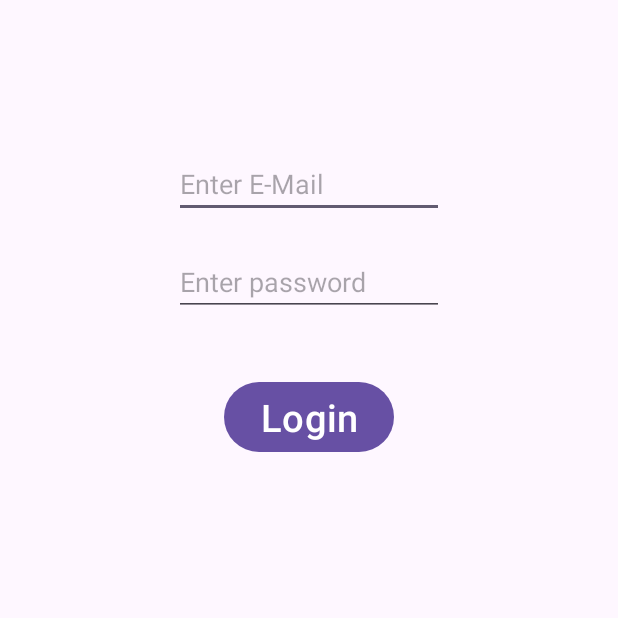
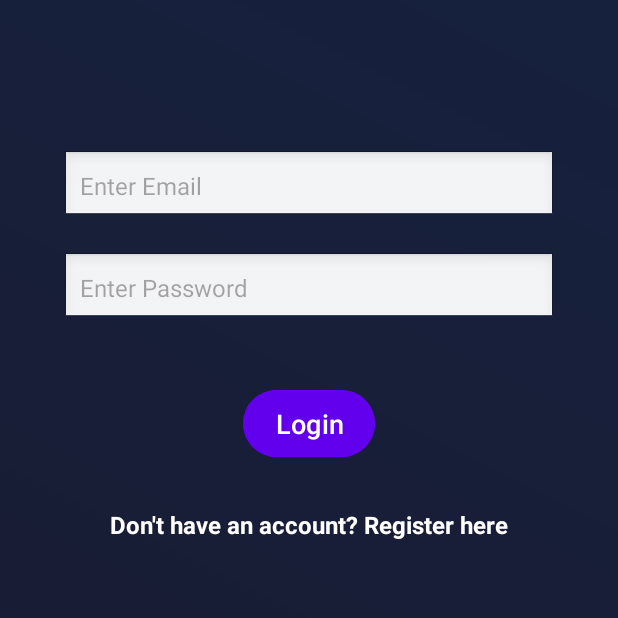
Before and after one commit to Pringnos/bricks, an Android app: the Login screen opened directly, with no data from a screen before it, after a tap on "Login", on a phone screen of 412 x 824 dp, the top half of it. Run offline under Robolectric (Android 15) with nearby library versions, the phone set to English and light mode, and no system bars; our stand-ins replace Firebase (no records; nobody signed in at launch, a user with empty details on screens opened directly).

Commit message:
redesign login with link to register

```diff
--- a/app/src/main/java/com/example/firebase/Login.java
+++ b/app/src/main/java/com/example/firebase/Login.java
@@ -6,6 +6,7 @@ import android.util.Log;
 import android.view.View;
 import android.widget.Button;
 import android.widget.EditText;
+import android.widget.ProgressBar;
 import android.widget.Toast;
 
 import androidx.activity.EdgeToEdge;
@@ -20,72 +21,96 @@ import com.google.android.gms.tasks.Task;
 import com.google.firebase.auth.AuthResult;
 import com.google.firebase.auth.FirebaseAuth;
 import com.google.firebase.auth.FirebaseUser;
+import android.widget.TextView;
 
 public class Login extends AppCompatActivity implements View.OnClickListener {
-    EditText ET, PT;
-    Button SB;
-    private FirebaseAuth mAuth;
+    private EditText emailEditText, passwordEditText;
+    private Button loginButton;
+    private ProgressBar progressBar;
+    private FirebaseAuth firebaseAuth;
+
     @Override
     protected void onCreate(Bundle savedInstanceState) {
         super.onCreate(savedInstanceState);
-        mAuth = FirebaseAuth.getInstance();
+        firebaseAuth = FirebaseAuth.getInstance();
         EdgeToEdge.enable(this);
         setContentView(R.layout.activity_login);
+
+        // UI Initialization
+        emailEditText = findViewById(R.id.emailEditText);
+        passwordEditText = findViewById(R.id.passwordEditText);
+        loginButton = findViewById(R.id.loginButton);
+        progressBar = findViewById(R.id.progressBar);
+
+        TextView registerLink = findViewById(R.id.registerLink);
+        registerLink.setOnClickListener(v -> {
+            // Navigate to the Register activity
+            Intent intent = new Intent(Login.this, Register.class);
+            startActivity(intent);
+        });
+
+        // Set up UI Insets
         ViewCompat.setOnApplyWindowInsetsListener(findViewById(R.id.main), (v, insets) -> {
             Insets systemBars = insets.getInsets(WindowInsetsCompat.Type.systemBars());
             v.setPadding(systemBars.left, systemBars.top, systemBars.right, systemBars.bottom);
             return insets;
         });
-        ET = (EditText) findViewById(R.id.ET);
-        PT = (EditText) findViewById(R.id.PT);
-        SB = (Button) findViewById(R.id.SB);
-        SB.setOnClickListener(this);
+
+        loginButton.setOnClickListener(this);
     }
+
     @Override
     public void onStart() {
         super.onStart();
-        // Check if user is signed in (non-null) and update UI accordingly.
-        FirebaseUser currentUser = mAuth.getCurrentUser();
-        if(currentUser != null){
+        // Check if user is signed in
+        FirebaseUser currentUser = firebaseAuth.getCurrentUser();
+        if (currentUser != null) {
             currentUser.reload();
         }
     }
 
     @Override
     public void onClick(View v) {
-        if (v == SB) {
-            if (ET.getText().toString().isBlank() ||PT.getText().toString().isBlank()) {
-                Toast.makeText(Login.this, "Missing properties.",
-                        Toast.LENGTH_SHORT).show();
+        if (v == loginButton) {
+            handleLogin();
+        }
+    }
+
+    private void handleLogin() {
+        String email = emailEditText.getText().toString().trim();
+        String password = passwordEditText.getText().toString().trim();
+
+        // Input validation
+        if (email.isEmpty() || password.isEmpty()) {
+            Toast.makeText(Login.this, getString(R.string.missing_fields_error), Toast.LENGTH_SHORT).show();
             return;
         }
-            String email = ET.getText().toString();
-            String password = PT.getText().toString();
-            mAuth.signInWithEmailAndPassword(email, password)
-                    .addOnCompleteListener(this, new OnCompleteListener<AuthResult>() {
-                        @Override
-                        public void onComplete(@NonNull Task<AuthResult> task) {
+
+        // Show loading indicator
+        progressBar.setVisibility(View.VISIBLE);
+
+        // Firebase authentication
+        firebaseAuth.signInWithEmailAndPassword(email, password)
+                .addOnCompleteListener(this, task -> {
+                    // Hide loading indicator
+                    progressBar.setVisibility(View.GONE);
+
                     if (task.isSuccessful()) {
-                                // Sign in success, update UI with the signed-in user's information
-
-                                FirebaseUser user = mAuth.getCurrentUser();
+                        FirebaseUser user = firebaseAuth.getCurrentUser();
                         updateUI(user);
                     } else {
-                                // If sign in fails, display a message to the user.
-                                Toast.makeText(Login.this, "Authentication failed.",
+                        Toast.makeText(Login.this, "Authentication failed: " + task.getException().getMessage(),
                                 Toast.LENGTH_SHORT).show();
                         updateUI(null);
                     }
-                        }
                 });
     }
-    }
+
     private void updateUI(FirebaseUser user) {
         if (user != null) {
-            Toast.makeText(Login.this, "Authentication succeeded.",
-                    Toast.LENGTH_SHORT).show();
+            Toast.makeText(Login.this, getString(R.string.login_success), Toast.LENGTH_SHORT).show();
             Intent intent = new Intent(Login.this, MainActivity.class);
-            startActivityForResult(intent,2);
+            startActivity(intent);
         }
     }
 }
--- a/app/src/main/res/layout/activity_login.xml
+++ b/app/src/main/res/layout/activity_login.xml
@@ -1,32 +1,91 @@
 <?xml version="1.0" encoding="utf-8"?>
-<androidx.appcompat.widget.LinearLayoutCompat xmlns:android="http://schemas.android.com/apk/res/android"
+<androidx.constraintlayout.widget.ConstraintLayout xmlns:android="http://schemas.android.com/apk/res/android"
     xmlns:app="http://schemas.android.com/apk/res-auto"
     xmlns:tools="http://schemas.android.com/tools"
     android:id="@+id/main"
     android:layout_width="match_parent"
     android:layout_height="match_parent"
-    tools:context=".Login"
-    android:orientation="vertical">
+    android:padding="16dp"
+    android:background="@drawable/dark_gradient_background"
+    tools:context=".Login">
+
+    <!-- Email Input -->
     <EditText
-        android:layout_width="180dp"
+        android:id="@+id/emailEditText"
+        android:layout_width="0dp"
         android:layout_height="wrap_content"
-        android:id="@+id/ET"
-        android:hint="Enter E-Mail"
-        android:layout_gravity="center"
-        android:layout_marginTop="100dp"/>
+        android:hint="Enter Email"
+        android:inputType="textEmailAddress"
+        android:padding="12dp"
+        android:textSize="16sp"
+        android:background="@android:drawable/edit_text"
+        app:layout_constraintTop_toTopOf="parent"
+        app:layout_constraintStart_toStartOf="parent"
+        app:layout_constraintEnd_toEndOf="parent"
+        app:layout_constraintHorizontal_bias="0.5"
+        android:layout_marginTop="100dp"
+        app:layout_constraintWidth_percent="0.8" />
+
+    <!-- Password Input -->
     <EditText
-        android:layout_width="180dp"
+        android:id="@+id/passwordEditText"
+        android:layout_width="0dp"
         android:layout_height="wrap_content"
-        android:id="@+id/PT"
-        android:hint="Enter password"
-        android:layout_gravity="center"
-        android:layout_marginTop="20dp"/>
+        android:hint="Enter Password"
+        android:inputType="textPassword"
+        android:padding="12dp"
+        android:textSize="16sp"
+        android:background="@android:drawable/edit_text"
+        app:layout_constraintTop_toBottomOf="@id/emailEditText"
+        app:layout_constraintStart_toStartOf="parent"
+        app:layout_constraintEnd_toEndOf="parent"
+        android:layout_marginTop="20dp"
+        app:layout_constraintWidth_percent="0.8" />
+
+    <!-- Login Button -->
     <Button
+        android:id="@+id/loginButton"
         android:layout_width="wrap_content"
         android:layout_height="wrap_content"
         android:text="Login"
-        android:id="@+id/SB"
-        android:layout_marginTop="40dp"
+        android:backgroundTint="@color/purple_500"
+        android:textColor="@android:color/white"
+        android:textSize="18sp"
+        android:paddingHorizontal="20dp"
+        android:paddingVertical="10dp"
+        app:layout_constraintTop_toBottomOf="@id/passwordEditText"
+        app:layout_constraintStart_toStartOf="parent"
+        app:layout_constraintEnd_toEndOf="parent"
+        android:layout_marginTop="40dp" />
+
+    <!-- Progress Bar -->
+    <ProgressBar
+        android:id="@+id/progressBar"
+        android:layout_width="wrap_content"
+        android:layout_height="wrap_content"
+        android:visibility="gone"
+        style="@android:style/Widget.DeviceDefault.Light.ProgressBar"
+        app:layout_constraintTop_toBottomOf="@id/loginButton"
+        app:layout_constraintStart_toStartOf="parent"
+        app:layout_constraintEnd_toEndOf="parent"
+        android:layout_marginTop="20dp" />
+
+    <TextView
+        android:id="@+id/registerLink"
+        android:layout_width="wrap_content"
+        android:layout_height="wrap_content"
+        android:text="Don't have an account? Register here"
+        android:textColor="@android:color/white"
+        android:textSize="16sp"
+        android:layout_marginTop="30dp"
         android:layout_gravity="center"
-        android:textSize="25dp"/>
-</androidx.appcompat.widget.LinearLayoutCompat>
+        android:clickable="true"
+        android:focusable="true"
+        android:fontFamily="sans-serif"
+        android:textStyle="bold"
+        android:autoLink="none"
+        app:layout_constraintTop_toBottomOf="@id/progressBar"
+        app:layout_constraintStart_toStartOf="parent"
+        app:layout_constraintEnd_toEndOf="parent" />
+
+</androidx.constraintlayout.widget.ConstraintLayout>
--- a/app/src/main/res/values/colors.xml
+++ b/app/src/main/res/values/colors.xml
@@ -21,4 +21,5 @@
     <color name="warning">#F9A825</color> <!-- Yellow for warnings -->
 
     <color name="teal_200">#03DAC6</color>
+    <color name="purple_500">#6200EE</color>
 </resources>
--- a/app/src/main/res/values/strings.xml
+++ b/app/src/main/res/values/strings.xml
@@ -1,3 +1,5 @@
 <resources>
-    <string name="app_name">FireBase</string>
+    <string name="app_name">Bricks</string>
+    <string name="missing_fields_error">Please fill out all required fields.</string>
+    <string name="login_success">Login successful!</string>
 </resources>
```
Lines whose indentation alone changed are shown as unchanged.
